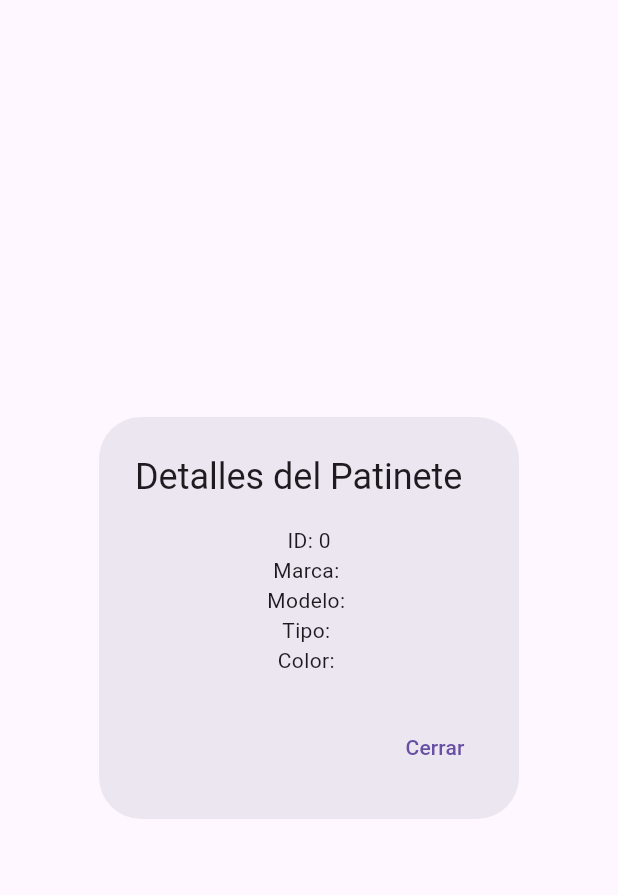
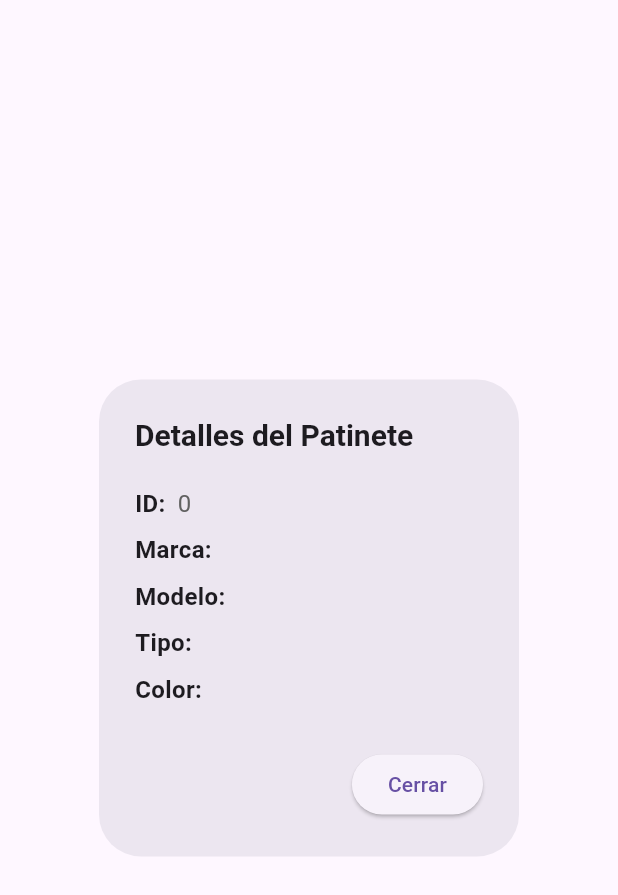
Before and after one commit to PabloSFlores/patinete_app_frontend, a Flutter app: the PatineteDetails widget shown alone on an empty page, opened directly with empty values, on a phone screen of 412 x 824 dp. Shown: the top 895 px of the screen. Run offline on Flutter 3.47's test engine with Material 3 defaults, Android fonts, the light colour scheme and no system bars; our stand-ins replace bloc, equatable, flutter_bloc; network calls fail.

Commit message:
[ADD] front terminado

```diff
--- /dev/null
+++ b/lib/helpers/navigator_key.dart
@@ -0,0 +1,3 @@
+import 'package:flutter/material.dart';
+
+final GlobalKey<NavigatorState> navigatorKey = GlobalKey<NavigatorState>();
--- a/lib/presentation/screens/patinete_delete_confirmation.dart
+++ b/lib/presentation/screens/patinete_delete_confirmation.dart
@@ -21,7 +21,7 @@ class PatineteDeleteConfirmation extends StatelessWidget {
           },
           child: const Text('Cancelar'),
         ),
-        TextButton(
+        ElevatedButton(
           onPressed: () {
             context
                 .read<PatineteCubit>()
--- a/lib/presentation/screens/patinete_details.dart
+++ b/lib/presentation/screens/patinete_details.dart
@@ -10,19 +10,26 @@ class PatineteDetails extends StatelessWidget {
   @override
   Widget build(BuildContext context) {
     return AlertDialog(
-      title: const Text('Detalles del Patinete'),
+      title: const Text(
+        'Detalles del Patinete',
+        style: TextStyle(
+          fontWeight: FontWeight.bold,
+          fontSize: 20.0,
+        ),
+      ),
       content: Column(
         mainAxisSize: MainAxisSize.min,
+        crossAxisAlignment: CrossAxisAlignment.start,
         children: [
-          Text('ID: ${patinete.id}'),
-          Text('Marca: ${patinete.marca}'),
-          Text('Modelo: ${patinete.modelo}'),
-          Text('Tipo: ${patinete.tipo}'),
-          Text('Color: ${patinete.color}'),
+          _buildDetailRow('ID:', patinete.id.toString()),
+          _buildDetailRow('Marca:', patinete.marca),
+          _buildDetailRow('Modelo:', patinete.modelo),
+          _buildDetailRow('Tipo:', patinete.tipo),
+          _buildDetailRow('Color:', patinete.color),
         ],
       ),
       actions: [
-        TextButton(
+        ElevatedButton(
           onPressed: () {
             Navigator.of(context).pop();
           },
@@ -31,4 +38,32 @@ class PatineteDetails extends StatelessWidget {
       ],
     );
   }
+
+  Widget _buildDetailRow(String label, String value) {
+    return Padding(
+      padding: const EdgeInsets.symmetric(vertical: 4.0),
+      child: Row(
+        children: [
+          Text(
+            label,
+            style: TextStyle(
+              fontWeight: FontWeight.bold,
+              fontSize: 16.0,
+            ),
+          ),
+          SizedBox(width: 8.0),
+          Expanded(
+            child: Text(
+              value,
+              style: TextStyle(
+                fontSize: 16.0,
+                color: Colors.grey[700],
+              ),
+              overflow: TextOverflow.ellipsis,
+            ),
+          ),
+        ],
+      ),
+    );
+  }
 }
```
Also changed, not shown: lib/main.dart (+33 -16 lines), lib/presentation/screens/patinete_form.dart (+43 -50 lines), lib/presentation/screens/patinete_table.dart (+83 -66 lines).
